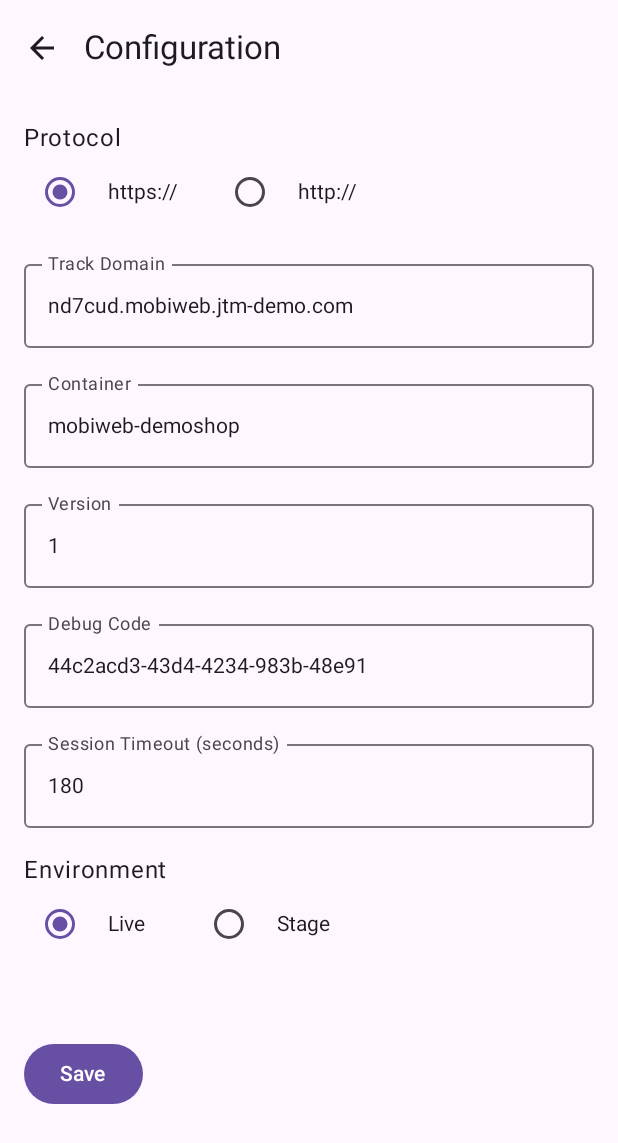
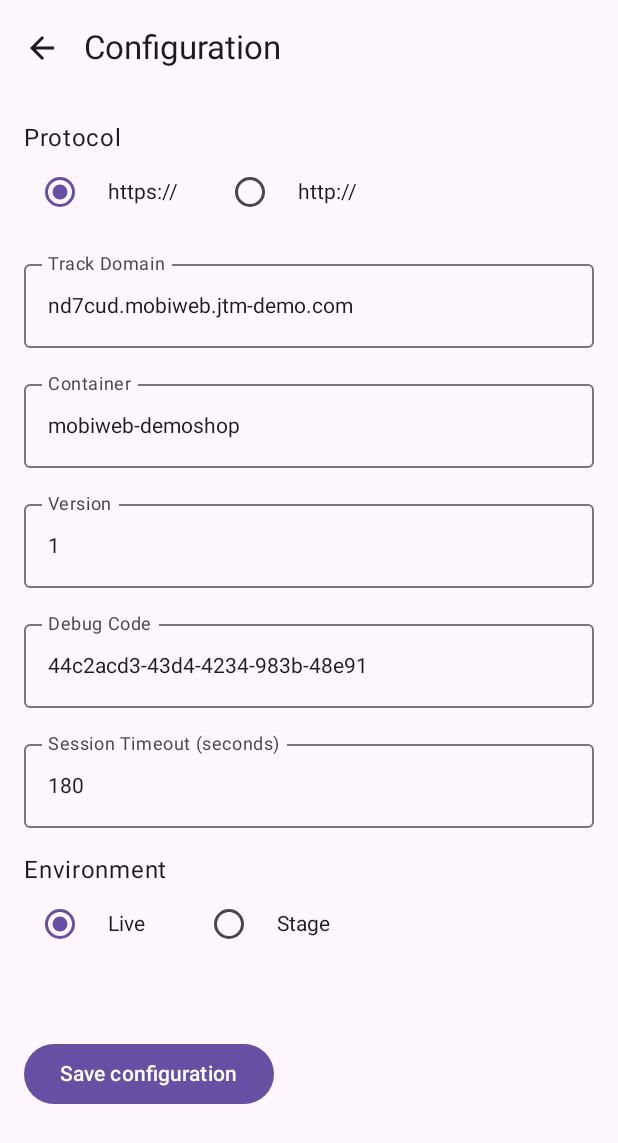
Before and after one commit to JENTISDev/jentis-sdk-android-app-example, an Android app built with Jetpack Compose: the screen it shows after launch (MainActivity), after a tap on "Config", on a phone screen of 412 x 824 dp. Shown: the top 1143 px of the screen. Run offline under Robolectric (Android 15) with nearby library versions, the phone set to English and light mode, and no system bars; libraries missing offline, so code that uses them is left out: com.chuckerteam.chucker, com.jentis.sdk; 3 statements that could not run were skipped.

Commit message:
APP-131 - Implemented save configs

```diff
--- a/app/build.gradle.kts
+++ b/app/build.gradle.kts
@@ -12,7 +12,7 @@ android {
         minSdk = 28
         targetSdk = 34
         versionCode = 1
-        versionName = "1.0.13"
+        versionName = "1.0.14"
 
         testInstrumentationRunner = "androidx.test.runner.AndroidJUnitRunner"
         vectorDrawables {
@@ -75,7 +75,7 @@ dependencies {
     implementation("androidx.navigation:navigation-compose:2.8.4")
 
     // Implemented jentis SDK
-    implementation("com.github.JENTISDev:jentis-sdk-android:1.0.25")
+    implementation("com.github.JENTISDev:jentis-sdk-android:1.0.27")
 
     //Firebase
     implementation(platform("com.google.firebase:firebase-bom:33.4.0"))
--- a/app/src/main/java/com/jentis/jentisappexample/Application.kt
+++ b/app/src/main/java/com/jentis/jentisappexample/Application.kt
@@ -2,6 +2,7 @@ package com.jentis.jentisappexample
 
 import android.app.Application
 import com.chuckerteam.chucker.api.ChuckerInterceptor
+import com.jentis.jentisappexample.fragments.localdata.SharedPreferencesManager
 import com.jentis.sdk.jentissdk.JentisTrackService
 import okhttp3.OkHttpClient
 import java.util.concurrent.TimeUnit
@@ -10,6 +11,16 @@ class Application : Application() {
 
     override fun onCreate() {
         super.onCreate()
+
+        val prefsManager = SharedPreferencesManager(this)
+
+        val protocol = prefsManager.getString("protocol", "https://")
+        val trackDomain = prefsManager.getString("trackDomain", "nd7cud.mobiweb.jtm-demo.com")
+        val container = prefsManager.getString("container", "mobiweb-demoshop")
+        val version = prefsManager.getString("version", "1")
+        val debugCode = prefsManager.getString("debugCode", "44c2acd3-43d4-4234-983b-48e91")
+        val sessionTimeout = prefsManager.getString("sessionTimeout", "180")
+        val environment = prefsManager.getString("environment", "live")
 
         val okHttpClient = OkHttpClient.Builder()
             .connectTimeout(30, TimeUnit.SECONDS)
@@ -20,15 +31,6 @@ class Application : Application() {
 
         JentisTrackService.initialize(applicationContext, okHttpClient)
 
-        val sharedPreferences = getSharedPreferences("config", MODE_PRIVATE)
-
-        val container = sharedPreferences.getString("container", "ckion-demo") ?: "ckion-demo"
-        val environment = sharedPreferences.getString("environment", "live") ?: "live"
-        val version = sharedPreferences.getString("version", "3") ?: "3"
-        val debugCode = sharedPreferences.getString("debugCode", "a675b5f1-48d2-43bf-b314-ba4830cda52d") ?: "a675b5f1-48d2-43bf-b314-ba4830cda52d"
-        val trackDomain = sharedPreferences.getString("trackDomain", "https://qc3ipx.ckion-dev.jtm-demo.com") ?: "https://qc3ipx.ckion-dev.jtm-demo.com"
-        val authToken = "123AAabbBccCDdDeeE-token"
-
         JentisTrackService.getInstance().initTracking(
             application = this,
             trackDomain = trackDomain,
@@ -36,7 +38,9 @@ class Application : Application() {
             environment = environment,
             version = version,
             debugCode = debugCode,
-            authToken = authToken
+            authToken = null,
+            sessionTimeoutParam = sessionTimeout.toIntOrNull(),
+            protocol = protocol
         )
     }
 }
--- a/app/src/main/java/com/jentis/jentisappexample/fragments/ConfigurationScreen.kt
+++ b/app/src/main/java/com/jentis/jentisappexample/fragments/ConfigurationScreen.kt
@@ -25,29 +25,44 @@ import androidx.compose.material3.Scaffold
 import androidx.compose.material3.Text
 import androidx.compose.material3.TopAppBar
 import androidx.compose.runtime.Composable
-import androidx.compose.runtime.getValue
 import androidx.compose.runtime.mutableStateOf
 import androidx.compose.runtime.remember
-import androidx.compose.runtime.setValue
 import androidx.compose.ui.Alignment
 import androidx.compose.ui.Modifier
 import androidx.compose.ui.platform.LocalContext
 import androidx.compose.ui.unit.dp
 import androidx.navigation.NavController
+import com.jentis.jentisappexample.fragments.localdata.SharedPreferencesManager
 import com.jentis.sdk.jentissdk.JentisTrackService
 
 @OptIn(ExperimentalMaterial3Api::class)
 @Composable
 fun ConfigurationScreen(navController: NavController) {
-    // State variables
-    var protocol by remember { mutableStateOf("https://") }
-    var trackDomain by remember { mutableStateOf("nd7cud.mobiweb.jtm-demo.com") }
-    var container by remember { mutableStateOf("mobiweb-demoshop") }
-    var version by remember { mutableStateOf("1") }
-    var debugCode by remember { mutableStateOf("44c2acd3-43d4-4234-983b-48e91") }
-    var sessionTimeout by remember { mutableStateOf("180") }
-    var environment by remember { mutableStateOf("live") }
     val context = LocalContext.current
+    val prefsManager = remember { SharedPreferencesManager(context) }
+    val protocol = remember { mutableStateOf(prefsManager.getString("protocol", "https://")) }
+    val trackDomain = remember {
+        mutableStateOf(
+            prefsManager.getString(
+                "trackDomain",
+                "nd7cud.mobiweb.jtm-demo.com"
+            )
+        )
+    }
+    val container =
+        remember { mutableStateOf(prefsManager.getString("container", "mobiweb-demoshop")) }
+    val version = remember { mutableStateOf(prefsManager.getString("version", "1")) }
+    val debugCode = remember {
+        mutableStateOf(
+            prefsManager.getString(
+                "debugCode",
+                "44c2acd3-43d4-4234-983b-48e91"
+            )
+        )
+    }
+    val sessionTimeout =
+        remember { mutableStateOf(prefsManager.getString("sessionTimeout", "180")) }
+    val environment = remember { mutableStateOf(prefsManager.getString("environment", "live")) }
 
     val scrollState = rememberScrollState()
 
@@ -62,23 +77,27 @@ fun ConfigurationScreen(navController: NavController) {
                     .verticalScroll(scrollState),
                 verticalArrangement = Arrangement.spacedBy(16.dp)
             ) {
-                ProtocolSelector(protocol) { protocol = it }
-                InputField("Track Domain", trackDomain) { trackDomain = it }
-                InputField("Container", container) { container = it }
-                InputField("Version", version) { version = it }
-                InputField("Debug Code", debugCode) { debugCode = it }
-                InputField("Session Timeout (seconds)", sessionTimeout) { sessionTimeout = it }
-                EnvironmentSelector(environment) { environment = it }
+                ProtocolSelector(protocol.value) { protocol.value = it }
+                InputField("Track Domain", trackDomain.value) { trackDomain.value = it }
+                InputField("Container", container.value) { container.value = it }
+                InputField("Version", version.value) { version.value = it }
+                InputField("Debug Code", debugCode.value) { debugCode.value = it }
+                InputField(
+                    "Session Timeout (seconds)",
+                    sessionTimeout.value
+                ) { sessionTimeout.value = it }
+                EnvironmentSelector(environment.value) { environment.value = it }
                 Spacer(modifier = Modifier.height(20.dp))
                 SaveButton(
                     context = context,
-                    trackDomain = trackDomain,
-                    container = container,
-                    environment = environment,
-                    version = version,
-                    debugCode = debugCode,
-                    sessionTimeout = sessionTimeout,
-                    protocol = protocol
+                    prefsManager = prefsManager,
+                    protocol = protocol.value,
+                    trackDomain = trackDomain.value,
+                    container = container.value,
+                    version = version.value,
+                    debugCode = debugCode.value,
+                    sessionTimeout = sessionTimeout.value,
+                    environment = environment.value
                 )
             }
         }
@@ -160,6 +179,7 @@ fun EnvironmentSelector(selectedEnvironment: String, onEnvironmentChange: (Strin
 @Composable
 fun SaveButton(
     context: android.content.Context,
+    prefsManager: SharedPreferencesManager,
     trackDomain: String,
     container: String,
     environment: String,
@@ -169,6 +189,14 @@ fun SaveButton(
     protocol: String
 ) {
     Button(onClick = {
+        prefsManager.saveString("protocol", protocol)
+        prefsManager.saveString("trackDomain", trackDomain)
+        prefsManager.saveString("container", container)
+        prefsManager.saveString("version", version)
+        prefsManager.saveString("debugCode", debugCode)
+        prefsManager.saveString("sessionTimeout", sessionTimeout)
+        prefsManager.saveString("environment", environment)
+
         JentisTrackService.getInstance().restartConfig(
             trackDomain = trackDomain,
             container = container,
@@ -179,8 +207,9 @@ fun SaveButton(
             authToken = null,
             protocol = protocol
         )
+
         Toast.makeText(context, "Configuration saved successfully", Toast.LENGTH_SHORT).show()
     }) {
-        Text("Save")
+        Text("Save configuration")
     }
 }
--- a/app/src/main/java/com/jentis/jentisappexample/fragments/TrackingScreen.kt
+++ b/app/src/main/java/com/jentis/jentisappexample/fragments/TrackingScreen.kt
@@ -145,14 +145,16 @@ fun addPageView(customInitiator: String) {
         mapOf(
             "track" to "pageview",
             "url" to "https://www.demoapp.com",
-            "title" to "Demo-APP Pagetitle"
-        ),
-        mapOf(
-            "track" to "submit"
+            "title" to "Demo-APP Pagetitle",
+            "document_title" to "Demo-APP Document Title",
+            "virtualPagePath" to "Track Pageview",
+            "window_location_href" to "https://mipion.jtm-demo.com/NEWandroidtest"
         )
     )
 
     JentisTrackService.getInstance().push(mockPageView)
+
+    JentisTrackService.getInstance().push(listOf(mapOf("track" to "submit")))
 
     JentisTrackService.getInstance().submit(customInitiator)
 }
@@ -172,13 +174,12 @@ fun addProductView(customInitiator: String) {
         ),
         mapOf(
             "track" to "productview"
-        ),
-        mapOf(
-            "track" to "submit"
         )
     )
 
     JentisTrackService.getInstance().push(mockValuesProducts)
+
+    JentisTrackService.getInstance().push(listOf(mapOf("track" to "submit")))
 
     JentisTrackService.getInstance().submit(customInitiator)
 }
@@ -191,13 +192,12 @@ fun addToCart(customInitiator: String) {
             "id" to "123",
             "name" to "Testproduct",
             "brutto" to 199.99
-        ),
-        mapOf(
-            "track" to "submit"
         )
     )
 
     JentisTrackService.getInstance().push(mockAddToCart)
+
+    JentisTrackService.getInstance().push(listOf(mapOf("track" to "submit")))
 
     JentisTrackService.getInstance().submit(customInitiator)
 }
@@ -227,13 +227,12 @@ fun addOrders(customInitiator: String) {
             "orderid" to "12345666",
             "brutto" to 499.98,
             "paytype" to "creditcart"
-        ),
-        mapOf(
-            "track" to "submit"
         )
     )
 
     JentisTrackService.getInstance().push(mockOrders)
+
+    JentisTrackService.getInstance().push(listOf(mapOf("track" to "submit")))
 
     JentisTrackService.getInstance().submit(customInitiator)
 }
--- /dev/null
+++ b/app/src/main/java/com/jentis/jentisappexample/fragments/localdata/SharedPreferencesManager.kt
@@ -0,0 +1,17 @@
+package com.jentis.jentisappexample.fragments.localdata
+
+import android.content.Context
+import android.content.SharedPreferences
+
+class SharedPreferencesManager(context: Context) {
+    private val sharedPreferences: SharedPreferences =
+        context.getSharedPreferences("config_prefs", Context.MODE_PRIVATE)
+
+    fun saveString(key: String, value: String) {
+        sharedPreferences.edit().putString(key, value).apply()
+    }
+
+    fun getString(key: String, defaultValue: String): String {
+        return sharedPreferences.getString(key, defaultValue) ?: defaultValue
+    }
+}
```
